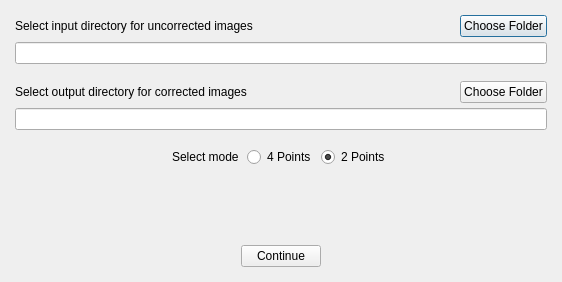
Old version of the form dissection_photo/retrospective_correction/DialogSelectFolder.ui in the repository freesurfer/freesurfer.
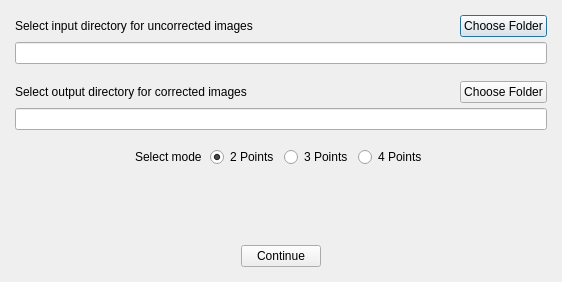
New version of the form.

Commit message: Added 3 points option for retrospective_correction

Diff of the .ui file:
```diff
--- a/dissection_photo/retrospective_correction/DialogSelectFolder.ui
+++ b/dissection_photo/retrospective_correction/DialogSelectFolder.ui
@@ -157,16 +157,6 @@
        </property>
       </widget>
      </item>
-     <item>
-      <widget class="QRadioButton" name="radioButton4Points">
-       <property name="text">
-        <string>4 Points</string>
-       </property>
-       <property name="checked">
-        <bool>false</bool>
-       </property>
-      </widget>
-     </item>
      <item>
       <widget class="QRadioButton" name="radioButton2Points">
        <property name="text">
@@ -177,6 +167,26 @@
        </property>
       </widget>
      </item>
+     <item>
+      <widget class="QRadioButton" name="radioButton3Points">
+       <property name="text">
+        <string>3 Points</string>
+       </property>
+       <property name="checked">
+        <bool>false</bool>
+       </property>
+      </widget>
+     </item>
+     <item>
+      <widget class="QRadioButton" name="radioButton4Points">
+       <property name="text">
+        <string>4 Points</string>
+       </property>
+       <property name="checked">
+        <bool>false</bool>
+       </property>
+      </widget>
+     </item>
      <item>
       <spacer name="horizontalSpacer_5">
        <property name="orientation">
```
The commit also changes 4 other files.
